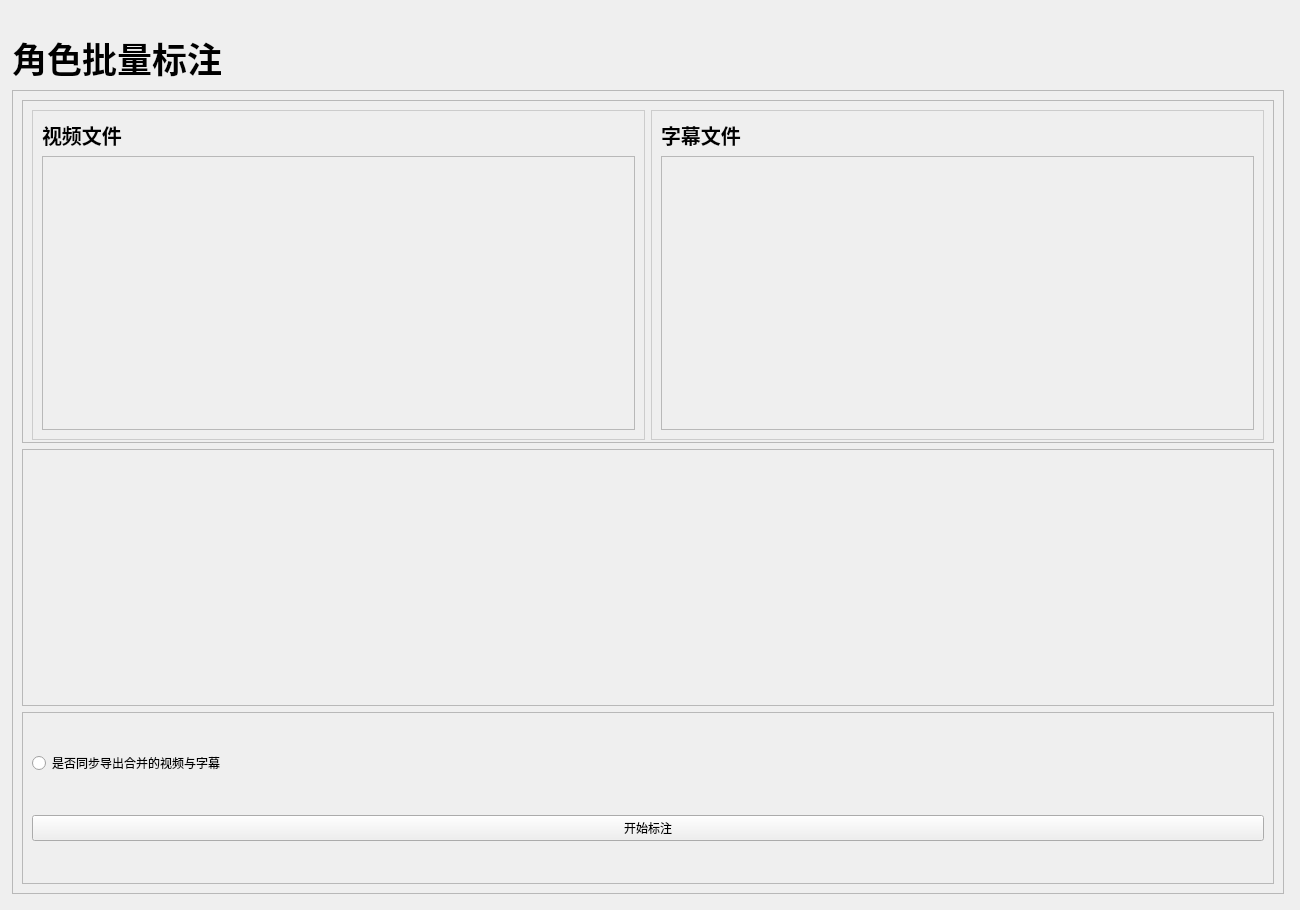
Above: UI/QtDesigner/Ui_annotation.ui from jingnanquan/AIDubbing-QT before the change. Below: the same form after it.
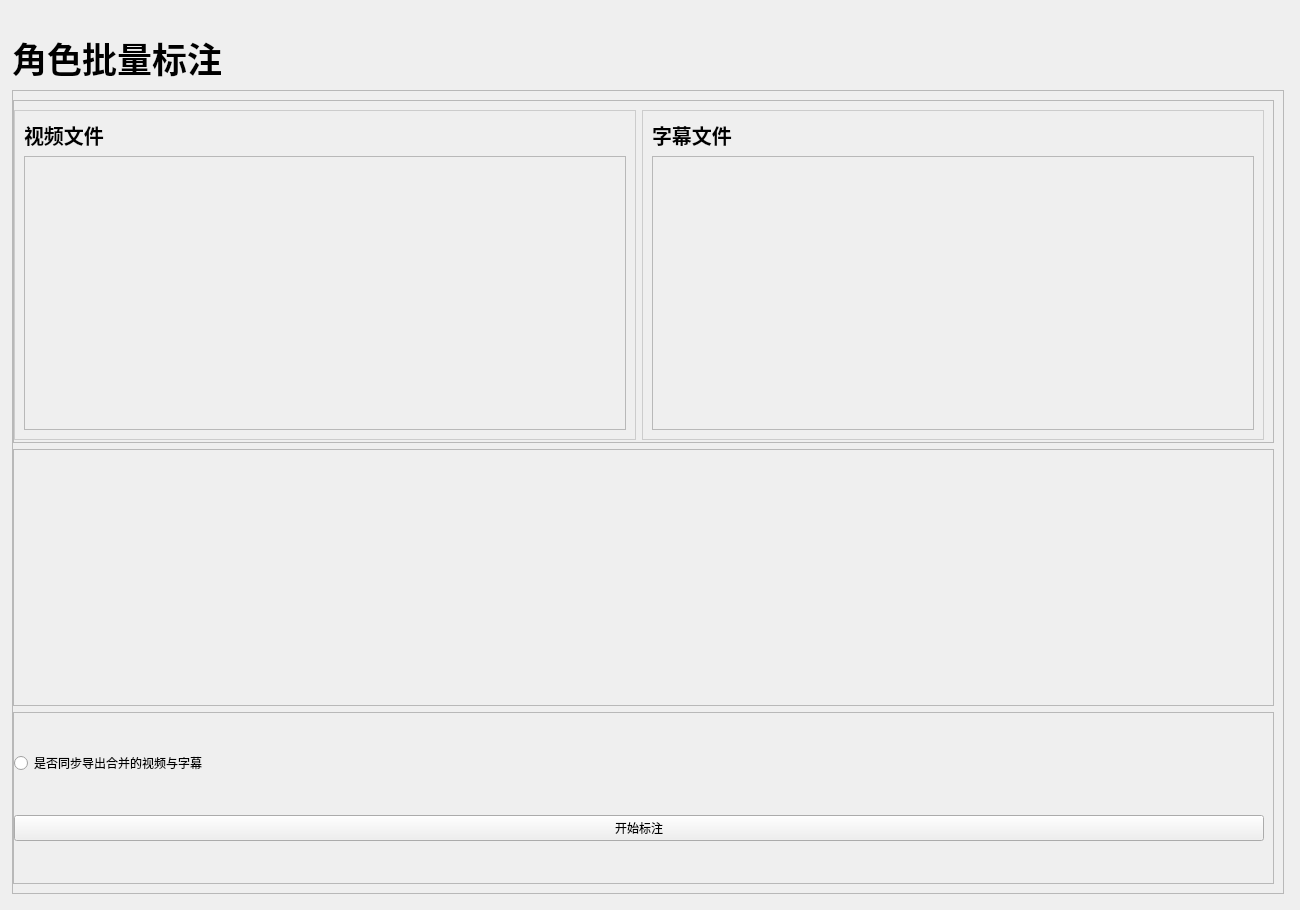
That is the form after the change. Custom widgets are drawn as their Qt base class.

The edit to the form file:
```diff
--- a/UI/QtDesigner/Ui_annotation.ui
+++ b/UI/QtDesigner/Ui_annotation.ui
@@ -97,10 +97,13 @@
              <x>0</x>
              <y>0</y>
              <width>1268</width>
-             <height>805</height>
+             <height>795</height>
             </rect>
            </property>
            <layout class="QVBoxLayout" name="verticalLayout_4" stretch="4,3,2">
+            <property name="leftMargin">
+             <number>0</number>
+            </property>
             <item>
              <widget class="QFrame" name="frame_container">
               <property name="styleSheet">
@@ -115,6 +118,9 @@
                <enum>QFrame::Raised</enum>
               </property>
               <layout class="QHBoxLayout" name="horizontalLayout_2" stretch="1,1">
+               <property name="leftMargin">
+                <number>0</number>
+               </property>
                <property name="bottomMargin">
                 <number>2</number>
                </property>
@@ -249,6 +255,9 @@
                <property name="spacing">
                 <number>2</number>
                </property>
+               <property name="leftMargin">
+                <number>0</number>
+               </property>
                <property name="topMargin">
                 <number>0</number>
                </property>
```
